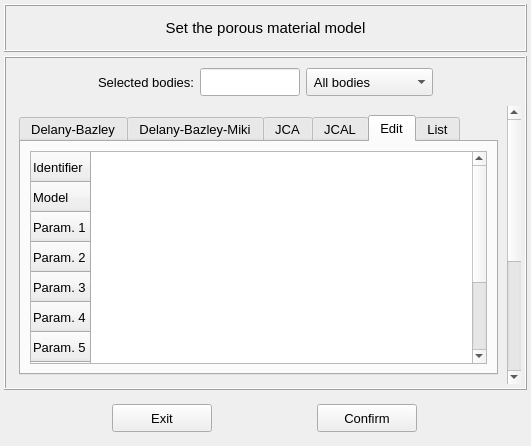
Qt form vibra/interface/data/ui_files/model/setup/acoustic/porous_material_model_inputs.ui (MOPT-UFSC/VIBRA) before a commit.
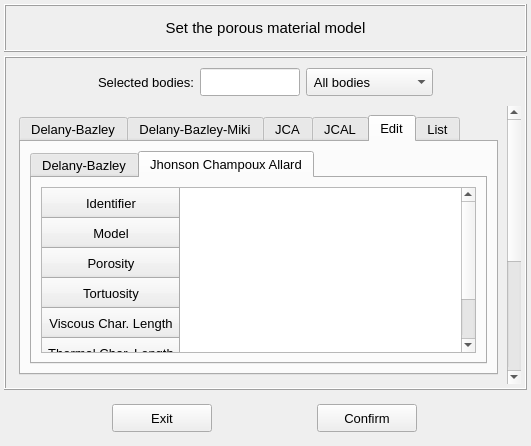
The same form after that commit. The open tabs and pages were chosen to show the change. Icons and pictures are not drawn.

Commit message: Add a QTabWidget in porous material ui

Diff of the .ui file:
```diff
--- a/vibra/interface/data/ui_files/model/setup/acoustic/porous_material_model_inputs.ui
+++ b/vibra/interface/data/ui_files/model/setup/acoustic/porous_material_model_inputs.ui
@@ -267,7 +267,7 @@
           <rect>
            <x>0</x>
            <y>0</y>
-           <width>494</width>
+           <width>497</width>
            <height>500</height>
           </rect>
          </property>
@@ -2227,63 +2227,195 @@
               <string>Edit</string>
              </attribute>
              <layout class="QGridLayout" name="gridLayout_21">
+              <item row="0" column="0" rowspan="2">
+               <widget class="QTabWidget" name="tabWidget_models">
+                <property name="enabled">
+                 <bool>true</bool>
+                </property>
+                <property name="currentIndex">
+                 <number>0</number>
+                </property>
+                <property name="tabsClosable">
+                 <bool>false</bool>
+                </property>
+                <property name="tabBarAutoHide">
+                 <bool>false</bool>
+                </property>
+                <widget class="QWidget" name="tab_2">
+                 <attribute name="title">
+                  <string>Delany-Bazley</string>
+                 </attribute>
+                 <layout class="QGridLayout" name="gridLayout_22">
               <item row="0" column="0">
-               <widget class="QTableWidget" name="tableWidget_porous_materials">
+                   <widget class="QTableWidget" name="tableWidget_delany">
+                    <attribute name="horizontalHeaderVisible">
+                     <bool>false</bool>
+                    </attribute>
                 <row>
                  <property name="text">
                   <string>Identifier</string>
                  </property>
+                     <property name="textAlignment">
+                      <set>AlignCenter</set>
+                     </property>
                 </row>
                 <row>
                  <property name="text">
                   <string>Model</string>
                  </property>
+                     <property name="textAlignment">
+                      <set>AlignCenter</set>
+                     </property>
                 </row>
                 <row>
                  <property name="text">
-                  <string>Param. 1</string>
-                 </property>
+                      <string>C1</string>
+                     </property>
+                     <property name="textAlignment">
+                      <set>AlignCenter</set>
+                     </property>
                 </row>
                 <row>
                  <property name="text">
-                  <string>Param. 2</string>
-                 </property>
+                      <string>C2</string>
+                     </property>
+                     <property name="textAlignment">
+                      <set>AlignCenter</set>
+                     </property>
                 </row>
                 <row>
                  <property name="text">
-                  <string>Param. 3</string>
-                 </property>
+                      <string>C3</string>
+                     </property>
+                     <property name="textAlignment">
+                      <set>AlignCenter</set>
+                     </property>
                 </row>
                 <row>
                  <property name="text">
-                  <string>Param. 4</string>
-                 </property>
+                      <string>C4</string>
+                     </property>
+                     <property name="textAlignment">
+                      <set>AlignCenter</set>
+                     </property>
                 </row>
                 <row>
                  <property name="text">
-                  <string>Param. 5</string>
-                 </property>
+                      <string>C5</string>
+                     </property>
+                     <property name="textAlignment">
+                      <set>AlignCenter</set>
+                     </property>
                 </row>
                 <row>
                  <property name="text">
-                  <string>Param. 6</string>
-                 </property>
+                      <string>C6</string>
+                     </property>
+                     <property name="textAlignment">
+                      <set>AlignCenter</set>
+                     </property>
                 </row>
                 <row>
                  <property name="text">
-                  <string>Param. 7</string>
-                 </property>
+                      <string>C7</string>
+                     </property>
+                     <property name="textAlignment">
+                      <set>AlignCenter</set>
+                     </property>
                 </row>
                 <row>
                  <property name="text">
-                  <string>Param. 8</string>
-                 </property>
+                      <string>C8</string>
+                     </property>
+                     <property name="textAlignment">
+                      <set>AlignCenter</set>
+                     </property>
                 </row>
                 <row>
                  <property name="text">
-                  <string>Param. 9</string>
-                 </property>
-                </row>
+                      <string>Flow Resistivity</string>
+                     </property>
+                     <property name="textAlignment">
+                      <set>AlignCenter</set>
+                     </property>
+                    </row>
+                   </widget>
+                  </item>
+                 </layout>
+                </widget>
+                <widget class="QWidget" name="tab_3">
+                 <attribute name="title">
+                  <string>Jhonson Champoux Allard</string>
+                 </attribute>
+                 <layout class="QGridLayout" name="gridLayout_23">
+                  <item row="0" column="0">
+                   <widget class="QTableWidget" name="tableWidget_jca">
+                    <attribute name="horizontalHeaderVisible">
+                     <bool>false</bool>
+                    </attribute>
+                    <attribute name="verticalHeaderVisible">
+                     <bool>true</bool>
+                    </attribute>
+                    <row>
+                     <property name="text">
+                      <string>Identifier</string>
+                     </property>
+                     <property name="textAlignment">
+                      <set>AlignCenter</set>
+                     </property>
+                    </row>
+                    <row>
+                     <property name="text">
+                      <string>Model</string>
+                     </property>
+                     <property name="textAlignment">
+                      <set>AlignCenter</set>
+                     </property>
+                    </row>
+                    <row>
+                     <property name="text">
+                      <string>Porosity</string>
+                     </property>
+                     <property name="textAlignment">
+                      <set>AlignCenter</set>
+                     </property>
+                    </row>
+                    <row>
+                     <property name="text">
+                      <string>Tortuosity</string>
+                     </property>
+                     <property name="textAlignment">
+                      <set>AlignCenter</set>
+                     </property>
+                    </row>
+                    <row>
+                     <property name="text">
+                      <string>Viscous Char. Length</string>
+                     </property>
+                     <property name="textAlignment">
+                      <set>AlignCenter</set>
+                     </property>
+                    </row>
+                    <row>
+                     <property name="text">
+                      <string>Thermal Char. Length</string>
+                     </property>
+                     <property name="textAlignment">
+                      <set>AlignCenter</set>
+                     </property>
+                    </row>
+                    <row>
+                     <property name="text">
+                      <string>Flow Resistivity</string>
+                     </property>
+                     <property name="textAlignment">
+                      <set>AlignCenter</set>
+                     </property>
+                    </row>
+                   </widget>
+                  </item>
+                 </layout>
+                </widget>
                </widget>
               </item>
              </layout>
```
Left out of the diff: 4 changed lines with no effect on the pictures. Lines whose indentation alone changed are shown as unchanged. The commit also changes 4 other files.
